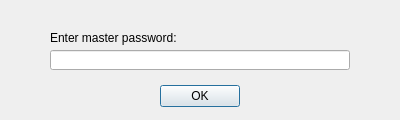
Before: the Qt Designer form passwordDialog.ui in yad439/passgen-gui, drawn with Qt 5.
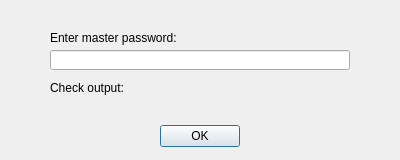
After: the same form once the commit is applied.

Commit message: Add check output to form

The edit to the form file:
```diff
--- a/passwordDialog.ui
+++ b/passwordDialog.ui
@@ -10,7 +10,7 @@
     <x>0</x>
     <y>0</y>
     <width>400</width>
-    <height>120</height>
+    <height>160</height>
    </rect>
   </property>
   <property name="windowTitle">
@@ -23,7 +23,7 @@
    <property name="geometry">
     <rect>
      <x>50</x>
-     <y>80</y>
+        <y>120</y>
      <width>300</width>
      <height>32</height>
     </rect>
@@ -64,6 +64,32 @@
     <string>Enter master password:</string>
    </property>
   </widget>
+     <widget class="QLabel" name="label_2">
+         <property name="geometry">
+             <rect>
+                 <x>50</x>
+                 <y>80</y>
+                 <width>80</width>
+                 <height>16</height>
+             </rect>
+         </property>
+         <property name="text">
+             <string>Check output:</string>
+         </property>
+     </widget>
+     <widget class="QLabel" name="checkLabel">
+         <property name="geometry">
+             <rect>
+                 <x>130</x>
+                 <y>80</y>
+                 <width>50</width>
+                 <height>16</height>
+             </rect>
+         </property>
+         <property name="text">
+             <string/>
+         </property>
+     </widget>
  </widget>
  <resources/>
  <connections>
```
Lines whose indentation alone changed are shown as unchanged. The commit also changes 1 other file.
